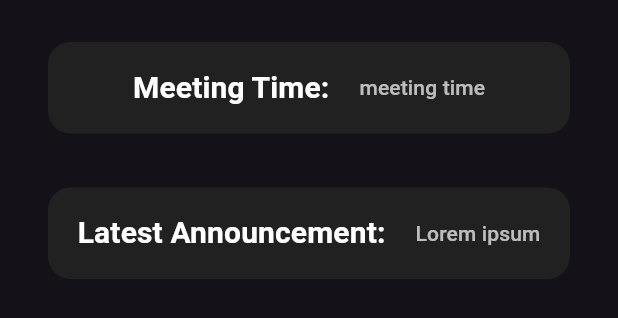
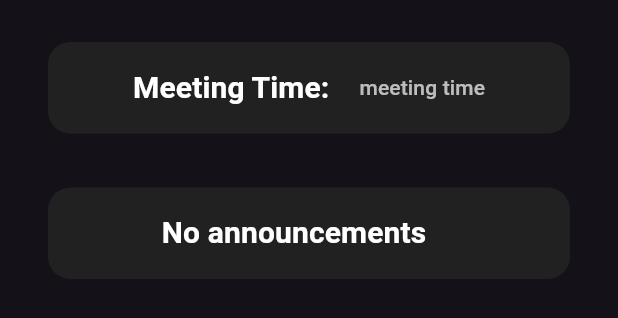
Before and after one commit to sehyeon97/Campus-Clubs, a Flutter app: the Home widget shown alone on an empty page, opened directly with empty values, on a phone screen of 412 x 824 dp. Shown: the top 318 px of the screen. Run offline on Flutter 3.47's test engine with Material 3 defaults, Android fonts, the phone set to English and light mode, and no system bars; our stand-ins replace cloud_firestore, firebase_auth, firebase_core, flutter_local_notifications, flutter_riverpod, table_calendar; missing offline and left inert: email_auth, syncfusion_flutter_pdf; accounts and stored records are empty; network calls fail.

Commit message:
announcements firebase connected

```diff
--- a/lib/models/announcement.dart
+++ b/lib/models/announcement.dart
@@ -3,9 +3,11 @@ class Announcement {
     required this.title,
     required this.message,
     required this.currentTime,
+    required this.author,
   });
 
   final String title;
   final String message;
   final DateTime currentTime;
+  final String author;
 }
--- a/lib/providers/selected_club_provider.dart
+++ b/lib/providers/selected_club_provider.dart
@@ -1,5 +1,7 @@
 import 'package:campus_clubs/models/club.dart';
+import 'package:campus_clubs/models/announcement.dart';
 import 'package:flutter_riverpod/flutter_riverpod.dart';
+import 'package:campus_clubs/providers/firestore.dart';
 
 class SelectedClubProvider extends StateNotifier<Club> {
   SelectedClubProvider()
@@ -25,3 +27,7 @@ final selectedClubProvider =
     StateNotifierProvider<SelectedClubProvider, Club>((ref) {
   return SelectedClubProvider();
 });
+
+final announcementsProvider = FutureProvider.family<List<Announcement>, String>((ref, clubName) async {
+  return await Firestore.getAnnouncements(clubName);
+});
--- a/lib/screens/club_home/tabs/home.dart
+++ b/lib/screens/club_home/tabs/home.dart
@@ -1,4 +1,5 @@
 import 'package:campus_clubs/models/club.dart';
+import 'package:campus_clubs/models/announcement.dart';
 import 'package:campus_clubs/providers/selected_club_provider.dart';
 import 'package:firebase_auth/firebase_auth.dart';
 import 'package:flutter/material.dart';
@@ -22,6 +23,7 @@ class _HomeState extends ConsumerState<Home> {
   @override
   Widget build(BuildContext context) {
     final Club club = ref.watch(selectedClubProvider);
+    final asyncAnnouncements = ref.watch(announcementsProvider(club.name));
 
     return Padding(
       padding: const EdgeInsets.all(20),
@@ -64,36 +66,44 @@ class _HomeState extends ConsumerState<Home> {
           const SizedBox(height: 20),
           Align(
             alignment: Alignment.topCenter,
-            child: TextButton(
+            child: asyncAnnouncements.when(
+              data: (announcements) {
+                final latest = announcements.isNotEmpty ? announcements.first : null;
+                return TextButton(
+                  onPressed: () {
+                    widget.onDrawerItemTap(1);
+                  },
                   child: Container(
                     padding: const EdgeInsets.all(16),
                     decoration: BoxDecoration(
                       color: Colors.grey[900],
                       borderRadius: BorderRadius.circular(15),
                     ),
-                child: const Row(
+                    child: Row(
                       mainAxisAlignment: MainAxisAlignment.center,
                       children: [
-                    const Text(
-                      'Latest Announcement:',
-                      style: TextStyle(
+                        Text(
+                          latest?.title ?? 'No announcements',
+                          style: const TextStyle(
                             fontSize: 20,
                             fontWeight: FontWeight.bold,
-                          color: Colors.white),
+                            color: Colors.white,
+                          ),
                           textAlign: TextAlign.center,
                         ),
                         const SizedBox(width: 20),
-                    const Text(
-                      'Lorem ipsum',
+                        Text(
+                          latest?.author ?? '',
                           style: const TextStyle(color: Colors.white70),
                           textAlign: TextAlign.center,
                         ),
                       ],
                     ),
                   ),
-              onPressed: () {
-                widget.onDrawerItemTap(1);
+                );
               },
+              loading: () => const CircularProgressIndicator(),
+              error: (e, _) => Text("Error: $e"),
             ),
           ),
         ]
```
Also changed, not shown: lib/providers/firestore.dart (+26 -7 lines), lib/screens/club_home/tabs/announcements.dart (+30 -105 lines). Lines whose indentation alone changed are shown as unchanged.
